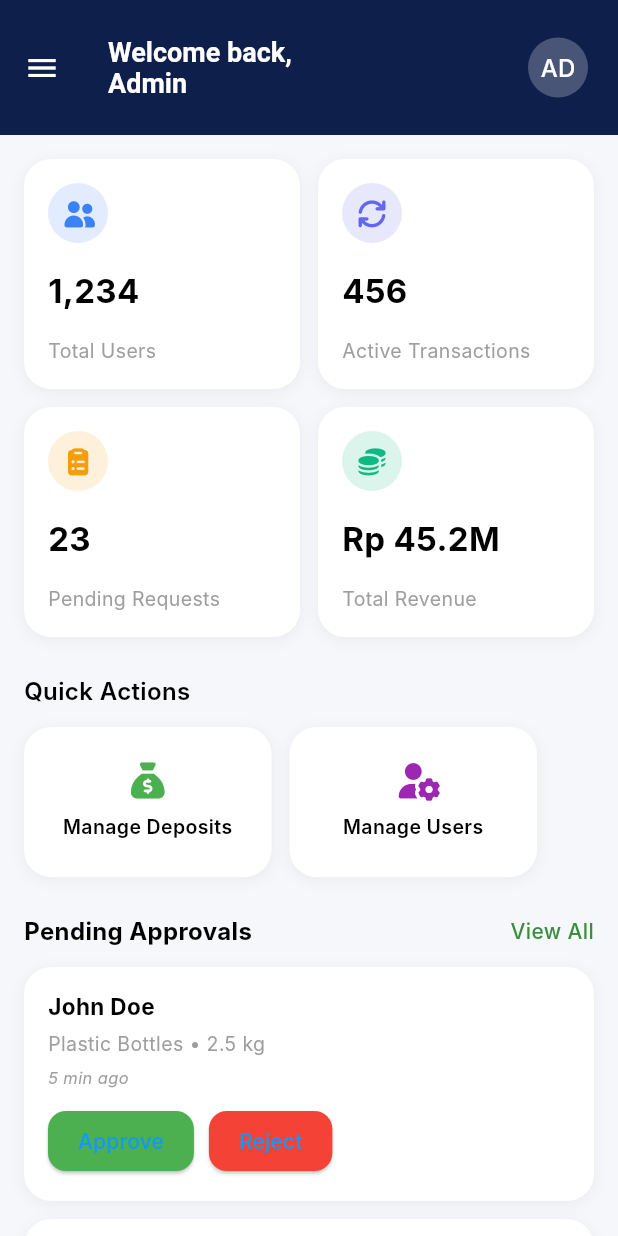
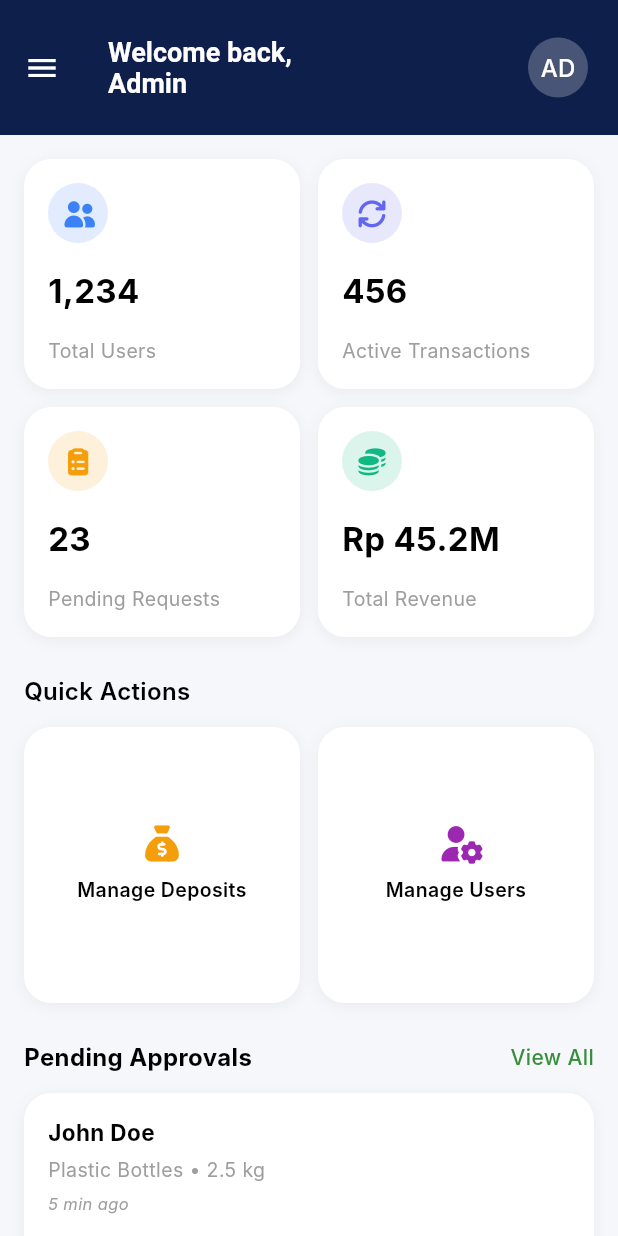
Before and after one commit to GerilValdo/bank_sampah_app, a Flutter app: the AdminDashboardScreen screen opened by its route, on a phone screen of 412 x 824 dp. Run offline on Flutter 3.47's test engine with Material 3 defaults, Android fonts, the light colour scheme and no system bars; our stand-ins replace animate_do, auto_route, bloc, dropdown_search, flutter_bloc, flutter_screenutil and 8 more; accounts and stored records are empty; Roboto replaces fonts that are missing (Inter).

Commit message:
Fix: Layout Quick Actions in admin dashboard

```diff
--- a/lib/core/router/app_router.dart
+++ b/lib/core/router/app_router.dart
@@ -22,7 +22,7 @@ class AppRouter extends RootStackRouter {
 
   @override
   List<AutoRoute> get routes => [
-    AutoRoute(page: SplashRoute.page, initial: true, path: SplashScreen.id),
+    AutoRoute(page: SplashRoute.page, path: SplashScreen.id),
     AutoRoute(page: LoginRoute.page, path: LoginScreen.id),
     AutoRoute(page: RegisterRoute.page, path: RegisterScreen.id),
     AutoRoute(page: DashboardRoute.page, path: DashboardScreen.id),
@@ -31,6 +31,6 @@ class AppRouter extends RootStackRouter {
     AutoRoute(page: MainRoute.page, path: MainScreen.id),
     AutoRoute(page: RewardsRoute.page, path: RewardsScreen.id),
     AutoRoute(page: DepositWasteRoute.page, path: DepositWasteScreen.id),
-    AutoRoute(page: AdminDashboardRoute.page, path: AdminDashboardScreen.id),
+    AutoRoute(page: AdminDashboardRoute.page, initial: true, path: AdminDashboardScreen.id),
   ];
 }
--- a/lib/feature/admin/dashboard/admin_dashboard_screen.dart
+++ b/lib/feature/admin/dashboard/admin_dashboard_screen.dart
@@ -175,6 +175,28 @@ class AdminDashboardScreen extends StatelessWidget {
   // == SECTION: Quick Actions ==
   // ============================
   Widget _buildQuickActions() {
+    final List<Map<String, dynamic>> actionData = [
+      {
+        'icon': FontAwesomeIcons.sackDollar,
+        'title': 'Manage Deposits',
+        'color': const Color(0xFFF59E0B),
+      },
+      {
+        'icon': FontAwesomeIcons.userGear,
+        'title': 'Manage Users',
+        'color': Colors.purple,
+      },
+      // {
+      //   'icon': FontAwesomeIcons.truck,
+      //   'title': 'Manage Pickups',
+      //   'color': Colors.indigo,
+      // },
+      // {
+      //   'icon': FontAwesomeIcons.chartLine,
+      //   'title': 'View Reports',
+      //   'color': Colors.orange,
+      // },
+    ];
     return Column(
       crossAxisAlignment: CrossAxisAlignment.start,
       children: [
@@ -183,46 +205,43 @@ class AdminDashboardScreen extends StatelessWidget {
           style: TextStyle(fontSize: 16, fontWeight: FontWeight.w600),
         ),
         const SizedBox(height: 12),
-        Wrap(
-          spacing: 12,
-          runSpacing: 12,
-          children: [
-            _actionCard(
-              FontAwesomeIcons.sackDollar,
-              "Manage Deposits",
-              Colors.green,
-            ),
-            // _actionCard(
-            //   FontAwesomeIcons.truck,
-            //   "Manage Pickups",
-            //   Colors.indigo,
-            // ),
-            _actionCard(
-              FontAwesomeIcons.userGear,
-              "Manage Users",
-              Colors.purple,
-            ),
-            // _actionCard(
-            //   FontAwesomeIcons.chartLine,
-            //   "View Reports",
-            //   Colors.orange,
-            // ),
-          ],
+        GridView.builder(
+          padding: EdgeInsets.zero,
+          shrinkWrap: true,
+          physics: const NeverScrollableScrollPhysics(),
+          itemCount: actionData.length,
+          gridDelegate: const SliverGridDelegateWithFixedCrossAxisCount(
+            mainAxisSpacing: 12,
+            crossAxisSpacing: 12,
+            crossAxisCount: 2,
+          ),
+          itemBuilder: (context, index) {
+            final items = actionData[index];
+            return _actionCard(
+              icon: items['icon'],
+              title: items['title'],
+              color: items['color'],
+            );
+          },
         ),
       ],
     );
   }
 
-  Widget _actionCard(IconData icon, String title, Color color) {
+  Widget _actionCard({
+    required IconData icon,
+    required String title,
+    required Color color,
+  }) {
     return Container(
-      width: 165,
-      height: 100,
+      // width: 165,
+      // height: 100,
       decoration: BoxDecoration(
         color: Colors.white,
         borderRadius: BorderRadius.circular(18),
         boxShadow: [
           BoxShadow(
-            color: Colors.black.withOpacity(0.05),
+            color: Colors.black.withValues(alpha: 0.05),
             blurRadius: 8,
             offset: const Offset(0, 2),
           ),
--- a/lib/feature/authentication/screen/login_screen.dart
+++ b/lib/feature/authentication/screen/login_screen.dart
@@ -248,10 +248,15 @@ class _LoginScreenState extends State<LoginScreen> {
                           Row(
                             mainAxisAlignment: MainAxisAlignment.spaceEvenly,
                             children: [
-                              _socialButton(
-                                width,
-                                Icons.g_mobiledata_rounded,
-                                'Google',
+                              InkWell(
+                                onTap: () {
+                                  context.replaceRoute(AdminDashboardRoute());
+                                },
+                                child: _socialButton(
+                                  width,
+                                  Icons.g_mobiledata_rounded,
+                                  'Google',
+                                ),
                               ),
                               _socialButton(
                                 width,
```
Also changed, not shown: pubspec.lock.
